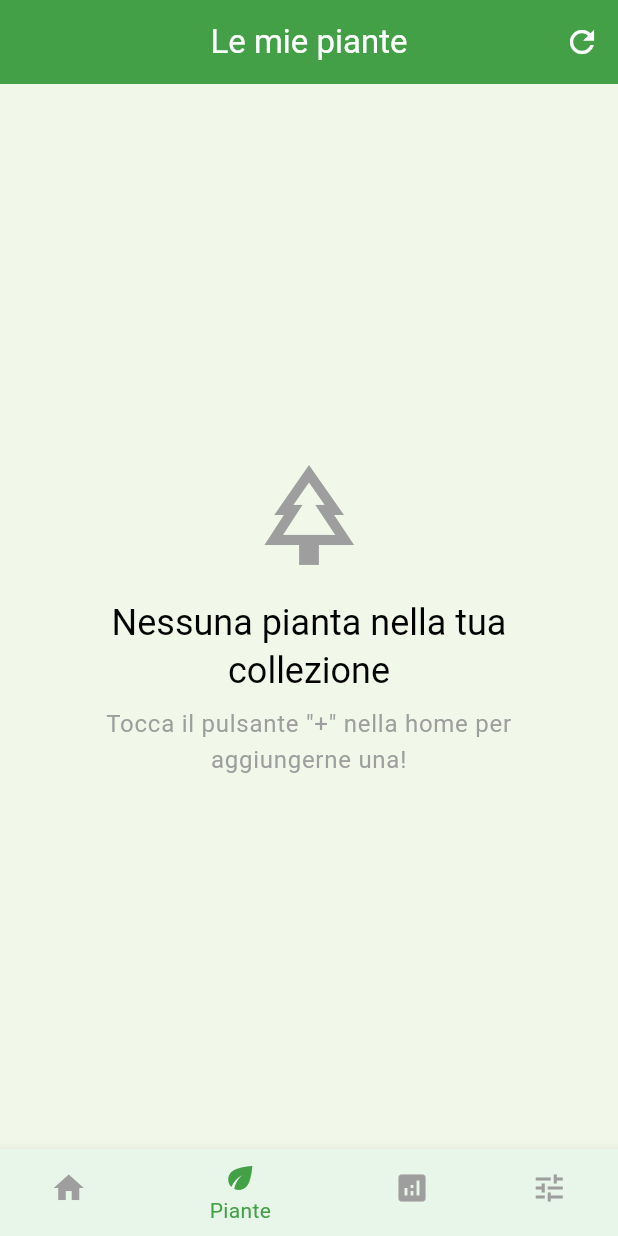
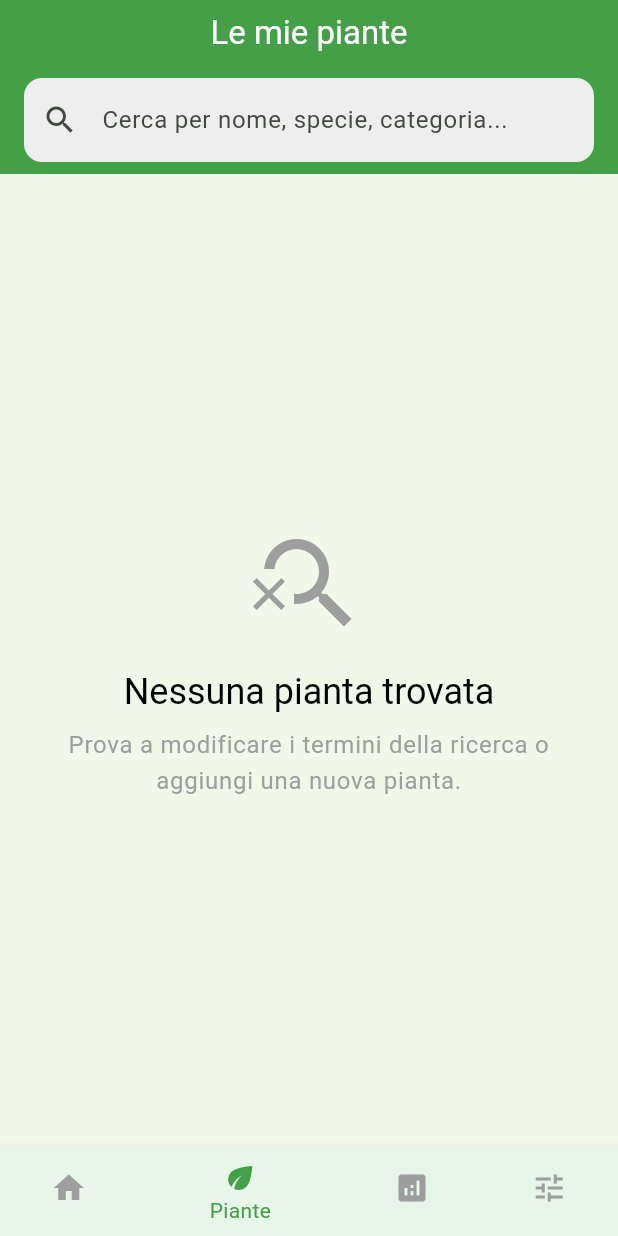
Before and after one commit to Teddyno/plant_care, a Flutter app: the screen it shows after launch, item 2 of the bottom bar chosen, on a phone screen of 412 x 824 dp. Run offline on Flutter 3.47's test engine with Material 3 defaults, Android fonts, the phone set to English and light mode, and no system bars; our stand-ins replace fl_chart, flutter_heatmap_calendar, flutter_riverpod, image_picker, sqflite, sqflite_common_ffi; accounts and stored records are empty.

Commit message:
Implementata ricerca per nome, specie o categoria

```diff
--- a/lib/screens/piante/piante_list_view.dart
+++ b/lib/screens/piante/piante_list_view.dart
@@ -1,63 +1,71 @@
 import 'package:flutter/material.dart';
 import 'package:flutter_riverpod/flutter_riverpod.dart';
+import '../../models/PiantaModel.dart';
 import '../../providers/piante_provider.dart';
+import '../../providers/categorie_provider.dart';
+import '../../providers/specie_provider.dart';
 import 'piante_detail_view.dart';
 
-// Schermata che mostra la lista completa di tutte le piante.
-// Questo widget "ascolta" i cambiamenti dal pianteProvider e si
-// aggiorna automaticamente.
+// Provider per mantenere lo stato del testo di ricerca.
+final pianteSearchQueryProvider = StateProvider<String>((ref) => '');
+
+/// Schermata che mostra la lista completa di tutte le piante, con funzionalità di ricerca.
 class PianteListView extends ConsumerWidget {
   const PianteListView({super.key});
 
   @override
   Widget build(BuildContext context, WidgetRef ref) {
-    // Usiamo ref.watch per "osservare" lo stato del nostro provider.
-    // Ogni volta che lo stato in PianteNotifier cambia, questo widget si ricostruisce.
+    // "Ascolta" i provider necessari per la vista.
     final pianteState = ref.watch(pianteProvider);
+    final searchQuery = ref.watch(pianteSearchQueryProvider);
 
-    return Scaffold(
-      appBar: AppBar(
-        title: const Text('Le mie piante'),
-        actions: [
-          IconButton(
-            icon: const Icon(Icons.refresh),
-            onPressed: () {
-              // Chiamiamo l'azione di ricarica sul notifier.
-              ref.read(pianteProvider.notifier).caricaPiante();
-            },
-            tooltip: 'Aggiorna lista',
-          )
-        ],
-      ),
-      body: _buildBody(context, ref, pianteState),
-    );
+    // Provider per le categorie e le specie, necessari per il filtraggio
+    final categorieAsync = ref.watch(tutteLeCategorieProvider);
+    final specieAsync = ref.watch(tutteLeSpecieProvider);
+
+    // Costruisce la mappa delle specie e delle categorie per una ricerca efficiente
+    final specieMap = { for (var s in specieAsync.asData?.value ?? []) s.id : s };
+    final categorieMap = { for (var c in categorieAsync.asData?.value ?? []) c.id : c };
+
+    // Filtra la lista delle piante in base alla query di ricerca
+    final pianteFiltrate = pianteState.piante.where((pianta) {
+      if (searchQuery.isEmpty) {
+        return true; // Mostra tutte le piante se la ricerca è vuota
       }
 
-  // Costruisce il corpo della schermata in base allo stato attuale.
-  Widget _buildBody(BuildContext context, WidgetRef ref, PianteState state) {
-    // Se sta caricando, mostra un indicatore di progresso
-    if (state.isLoading && state.piante.isEmpty) {
-      return const Center(child: CircularProgressIndicator());
-    }
+      final query = searchQuery.toLowerCase();
+      final nomePianta = pianta.nome.toLowerCase();
+      final specie = specieMap[pianta.idSpecie];
+      final nomeSpecie = specie?.nome.toLowerCase() ?? '';
+      final categoria = specie != null ? categorieMap[specie.idCategoria] : null;
+      final nomeCategoria = categoria?.nome.toLowerCase() ?? '';
 
-    // Se la lista è vuota, mostra un messaggio
-    if (state.piante.isEmpty) {
-      return Center(
+      return nomePianta.contains(query) ||
+          nomeSpecie.contains(query) ||
+          nomeCategoria.contains(query);
+    }).toList();
+
+    // [CORREZIONE] La logica per costruire il corpo della UI è ora direttamente nel build.
+    Widget body;
+    if (pianteState.isLoading && pianteFiltrate.isEmpty) {
+      body = const Center(child: CircularProgressIndicator());
+    } else if (pianteFiltrate.isEmpty) {
+      body = Center(
         child: Padding(
           padding: const EdgeInsets.all(24.0),
           child: Column(
             mainAxisAlignment: MainAxisAlignment.center,
             children: [
-              const Icon(Icons.park_outlined, size: 80, color: Colors.grey),
+              const Icon(Icons.search_off, size: 80, color: Colors.grey),
               const SizedBox(height: 16),
               Text(
-                'Nessuna pianta nella tua collezione',
+                'Nessuna pianta trovata',
                 style: Theme.of(context).textTheme.headlineSmall,
                 textAlign: TextAlign.center,
               ),
               const SizedBox(height: 8),
               Text(
-                'Tocca il pulsante "+" nella home per aggiungerne una!',
+                'Prova a modificare i termini della ricerca o aggiungi una nuova pianta.',
                 style: Theme.of(context).textTheme.bodyLarge?.copyWith(color: Colors.grey),
                 textAlign: TextAlign.center,
               ),
@@ -65,15 +73,17 @@ class PianteListView extends ConsumerWidget {
           ),
         ),
       );
-    }
-
-    // Se ci sono dati, mostra la lista
-    return RefreshIndicator(
-      onRefresh: () => ref.read(pianteProvider.notifier).caricaPiante(),
+    } else {
+      body = RefreshIndicator(
+        onRefresh: () async {
+          ref.invalidate(pianteProvider);
+          ref.invalidate(tutteLeCategorieProvider);
+          ref.invalidate(tutteLeSpecieProvider);
+        },
         child: ListView.builder(
-        itemCount: state.piante.length,
+          itemCount: pianteFiltrate.length,
           itemBuilder: (context, index) {
-          final pianta = state.piante[index];
+            final pianta = pianteFiltrate[index];
             return Card(
               margin: const EdgeInsets.symmetric(horizontal: 16, vertical: 8),
               elevation: 2,
@@ -103,6 +113,7 @@ class PianteListView extends ConsumerWidget {
                 onTap: () {
                   Navigator.of(context).push(
                     MaterialPageRoute(
+                      // La chiamata ora è nello scope corretto.
                       builder: (context) => PianteDetailView(pianta: pianta),
                     ),
                   );
@@ -114,6 +125,35 @@ class PianteListView extends ConsumerWidget {
       );
     }
 
+    return Scaffold(
+      appBar: AppBar(
+        title: const Text('Le mie piante'),
+        bottom: PreferredSize(
+          preferredSize: const Size.fromHeight(60.0),
+          child: Padding(
+            padding: const EdgeInsets.symmetric(horizontal: 16.0, vertical: 8.0),
+            child: TextField(
+              decoration: InputDecoration(
+                hintText: 'Cerca per nome, specie, categoria...',
+                prefixIcon: const Icon(Icons.search),
+                border: OutlineInputBorder(
+                  borderRadius: BorderRadius.circular(12.0),
+                  borderSide: BorderSide.none,
+                ),
+                filled: true,
+                fillColor: Colors.grey[200],
+              ),
+              onChanged: (value) {
+                ref.read(pianteSearchQueryProvider.notifier).state = value;
+              },
+            ),
+          ),
+        ),
+      ),
+      body: body,
+    );
+  }
+
   String _formattaData(DateTime data) {
     return '${data.day}/${data.month}/${data.year}';
   }
```
Also changed, not shown: pubspec.lock. Lines whose indentation alone changed are shown as unchanged.
